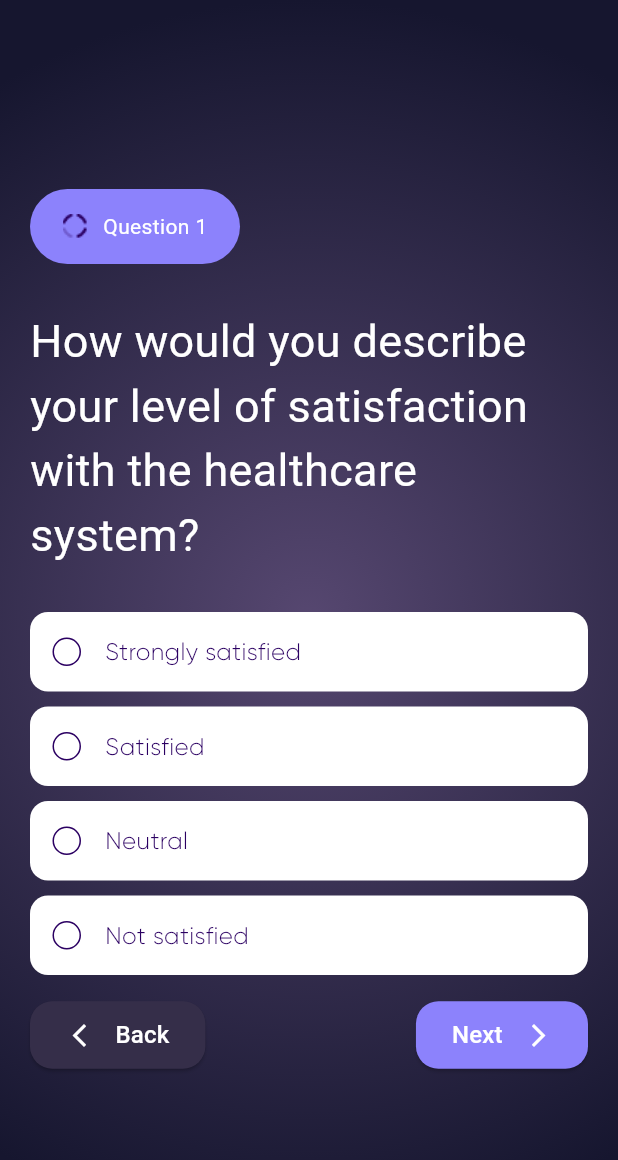
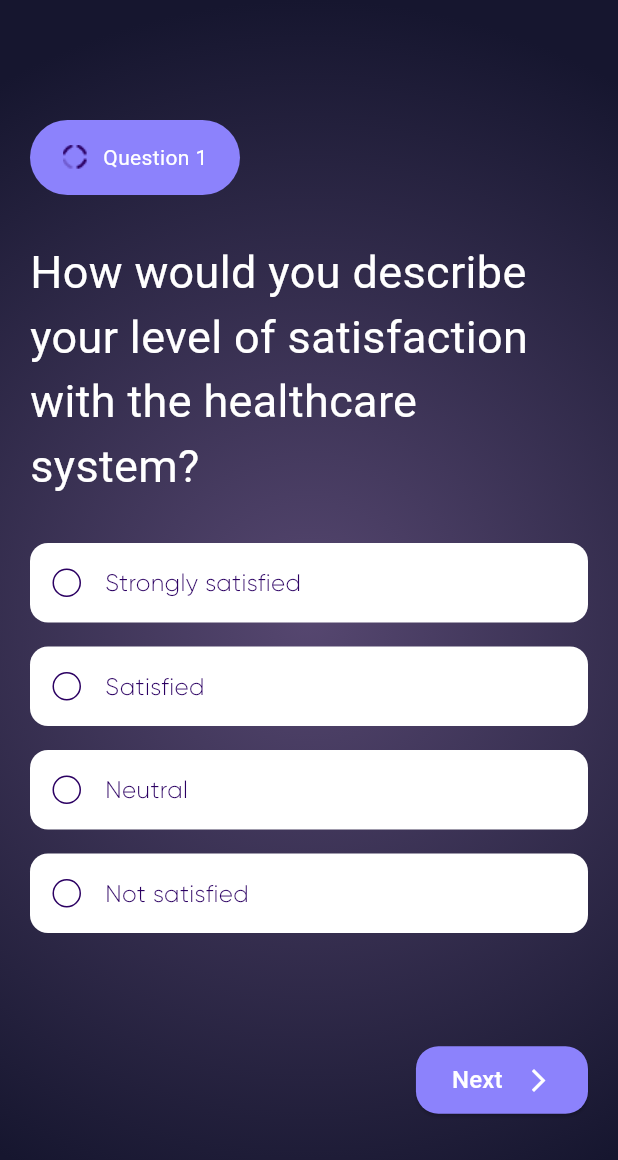
Before and after one commit to nabuzeinah/home_work, a Flutter app: the QuestionPage screen opened directly, on a phone screen of 412 x 824 dp. Shown: the top 1160 px of the screen. Run offline on Flutter 3.47's test engine with Material 3 defaults, Android fonts, the light colour scheme and no system bars; our stand-ins replace audioplayers.

Commit message:
quiz app

```diff
--- a/quiz_app/lib/models/question_model.dart
+++ b/quiz_app/lib/models/question_model.dart
@@ -4,7 +4,7 @@ class Question {
   List<String> options;
   bool isMultiAnswer;
   List<String> correctAnswers;
-  List<String>? userAnswers;
+  List<int> userAnswers = [];
 
   Question({
     required this.questionNumber,
@@ -14,7 +14,7 @@ class Question {
     required this.correctAnswers,
   });
 
-  void updateAnswer(String answer) {
-    userAnswers!.add(answer);
+  void updateAnswer(int answerIndex) {
+    userAnswers.add(answerIndex);
   }
 }
--- a/quiz_app/lib/pages/question_page.dart
+++ b/quiz_app/lib/pages/question_page.dart
@@ -7,7 +7,7 @@ import 'package:quiz_app/widgets/question_widget.dart';
 
 class QuestionPage extends StatefulWidget {
   QuestionPage({super.key});
-  int index = 0;
+
 
   @override
   State<QuestionPage> createState() => _QuestionPageState();
@@ -15,6 +15,14 @@ class QuestionPage extends StatefulWidget {
 
 class _QuestionPageState extends State<QuestionPage> {
   QuestionsManager myQuestions = QuestionsManager();
+    PageController pageController = PageController();
+    int pageIndex = 0;
+
+    @override
+    void dispose() {
+      pageController.dispose();
+      super.dispose();
+    }
 
   @override
   Widget build(BuildContext context) {
@@ -23,41 +31,45 @@ class _QuestionPageState extends State<QuestionPage> {
         children: [
           BackgroundWidget(),
           Padding(
-            padding: const EdgeInsets.symmetric(horizontal: 20, vertical: 110),
+            padding: const EdgeInsets.symmetric(horizontal: 10, vertical: 80),
             child: Column(
               children: [
                 Expanded(
-                  child: PageView(
+                  child: PageView.builder(
+                    controller: pageController,
+                    onPageChanged: (index) {
+                      pageIndex = index;
+                      setState(() {});
+                    },
+                    itemCount: myQuestions.questions.length,
+                    itemBuilder: (context, index) {
+                      return QuestionWidget(
+                        myQuestion: myQuestions.questions[index],
+                      );
+                    },
+                  ),
+                ),
+                SizedBox(height: 30),
+                Padding(
+                  padding: const EdgeInsets.symmetric(horizontal: 10),
+                  child: Row(
+                    mainAxisAlignment: MainAxisAlignment.spaceBetween,
+                    children: [
+                      Visibility(
+                        visible: pageIndex != 0,
+                        child: BackButtonWidget(
+                          pageController: pageController,
 
-                    children: [
-                      for (int i = 0; i < myQuestions.questions.length; i++)
-                      QuestionWidget(
-                        myQuestion: myQuestions.questions[i],
+                        ),
+                      ),
+                      NextButtonWidget(
+                        myQuestions: myQuestions,
+                        pageCount: myQuestions.questions.length,
+                        pageController: pageController,
+
                       ),
                     ],
                   ),
-                ),
-
-                Row(
-                  mainAxisAlignment: MainAxisAlignment.spaceBetween,
-                  children: [
-                    BackButtonWidget(
-                      onBackClick: () {
-                        if (widget.index > 0) {
-                          widget.index--;
-                          setState(() {});
-                        }
-                      },
-                    ),
-                    NextButtonWidget(
-                      onNextClick: () {
-                        if (widget.index < myQuestions.questions.length - 1) {
-                          widget.index++;
-                          setState(() {});
-                        }
-                      },
-                    ),
-                  ],
                 ),
               ],
             ),
--- a/quiz_app/lib/widgets/back_button_widget.dart
+++ b/quiz_app/lib/widgets/back_button_widget.dart
@@ -1,32 +1,27 @@
 import 'package:flutter/material.dart';
 
 class BackButtonWidget extends StatelessWidget {
-  const BackButtonWidget({super.key, required this.onBackClick});
-  final VoidCallback onBackClick;
-
+  const BackButtonWidget({super.key, required this.pageController});
+  final PageController pageController;
   @override
   Widget build(BuildContext context) {
     return ElevatedButton(
+      onPressed: () {
+        pageController.previousPage(duration: Duration(milliseconds: 300), curve: Curves.easeInOut);
 
-                onPressed: onBackClick,
+      },
       style: ElevatedButton.styleFrom(
         foregroundColor: Colors.white,
         backgroundColor: Color(0XFF352E49),
         minimumSize: Size(60, 45),
-                  shape: RoundedRectangleBorder(
-                    borderRadius: BorderRadius.circular(15),
-                  ),
+        shape: RoundedRectangleBorder(borderRadius: BorderRadius.circular(15)),
       ),
       child: Row(
         mainAxisAlignment: MainAxisAlignment.center,
         spacing: 15,
         children: [
-                    Icon(Icons.arrow_back_ios_new, color: Colors.white,),
-                     Text('Back',
-                    style: TextStyle(
-                      fontSize: 16,
-
-                    ),),
+          Icon(Icons.arrow_back_ios_new, color: Colors.white),
+          Text('Back', style: TextStyle(fontSize: 16)),
         ],
       ),
     );
--- a/quiz_app/lib/widgets/next_button_widget.dart
+++ b/quiz_app/lib/widgets/next_button_widget.dart
@@ -1,13 +1,34 @@
 import 'package:flutter/material.dart';
+import 'package:quiz_app/models/questions_manager.dart';
+import 'package:quiz_app/pages/result_page.dart';
 
 class NextButtonWidget extends StatelessWidget {
-  const NextButtonWidget({super.key, required this.onNextClick});
-  final VoidCallback onNextClick;
+  const NextButtonWidget({
+    super.key,
+    required this.pageController,
+    required this.pageCount,
+    required this.myQuestions,
+  });
 
+  final PageController pageController;
+  final QuestionsManager myQuestions;
+  final int pageCount;
   @override
   Widget build(BuildContext context) {
     return ElevatedButton(
-      onPressed: onNextClick,
+      onPressed: () {
+        if (pageController.page!.toInt() < pageCount - 1) {
+          pageController.nextPage(
+            duration: Duration(milliseconds: 300),
+            curve: Curves.easeInOut,
+          );
+        } else {
+          Navigator.push(
+            context,
+            MaterialPageRoute(builder: (context) => ResultPage(myQuestions: myQuestions,)),
+          );
+        }
+      },
       style: ElevatedButton.styleFrom(
         backgroundColor: Color(0XFF8C82FC),
         minimumSize: Size(60, 45),
--- a/quiz_app/lib/widgets/one_option_list.dart
+++ b/quiz_app/lib/widgets/one_option_list.dart
@@ -12,25 +12,34 @@ class OneOptionsList extends StatefulWidget {
 
 class _OneOptionsListState extends State<OneOptionsList> {
   bool isOptionSlected = false;
-  int index = 0;
+  int index = -1;
   @override
   Widget build(BuildContext context) {
-    return Column(
-      mainAxisAlignment: MainAxisAlignment.spaceEvenly,
-      spacing: 10,
-      children: [
-        for (int i = 0; i < widget.question.options.length; i++)
-          OptionWidget(
-            text: widget.question.options[i],
+    return Expanded(
+      child: ListView.builder(
+        itemCount: widget.question.options.length,
+        itemBuilder: (context, index) {
+          return Padding(
+            padding: const EdgeInsets.only(bottom: 16),
+            child: OptionWidget(
+              text: widget.question.options[index],
               isMultiOption: widget.question.isMultiAnswer,
-            isSelected: isOptionSlected && index == i?true:false,
+              isSelected: isOptionSlected && this.index == index ? true : false,
               onTapOneOption: () {
                 isOptionSlected = true;
-              index = i;
+                this.index = index;
+                if (widget.question.userAnswers.isNotEmpty) {
+                  widget.question.userAnswers.clear();
+                  widget.question.updateAnswer(this.index);
+                } else {
+                  widget.question.updateAnswer(this.index);
+                }
                 setState(() {});
               },
             ),
-      ],
+          );
+        },
+      ),
     );
   }
 }
--- a/quiz_app/lib/widgets/question_widget.dart
+++ b/quiz_app/lib/widgets/question_widget.dart
@@ -11,7 +11,9 @@ class QuestionWidget extends StatelessWidget {
 
   @override
   Widget build(BuildContext context) {
-    return Column(
+    return Padding(
+      padding: const EdgeInsets.symmetric(horizontal: 10),
+      child: Column(
         mainAxisAlignment: MainAxisAlignment.center,
         crossAxisAlignment: CrossAxisAlignment.start,
         spacing: 30,
@@ -28,6 +30,7 @@ class QuestionWidget extends StatelessWidget {
               ? MultiOptionsList(question: myQuestion)
               : OneOptionsList(question: myQuestion),
         ],
+      ),
     );
   }
 }
```
Also changed, not shown: quiz_app/lib/models/questions_manager.dart (+12 -0 lines), quiz_app/lib/pages/result_page.dart (added, +71 -0 lines), quiz_app/lib/widgets/multi_options_list.dart (+22 -15 lines). Lines whose indentation alone changed are shown as unchanged.
